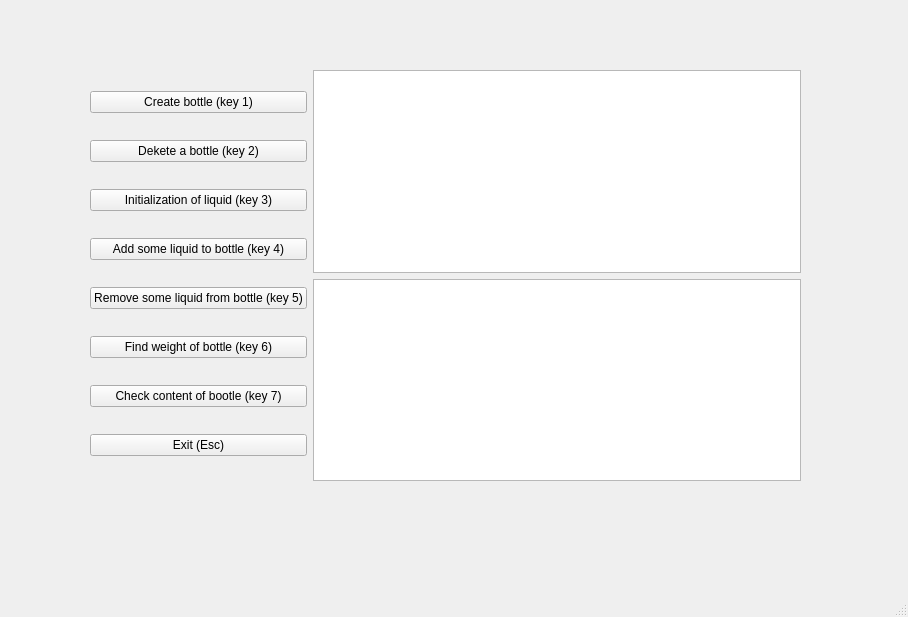
Qt form testqt/mainwindow.ui (DroidFDV/qtTests) before a commit.
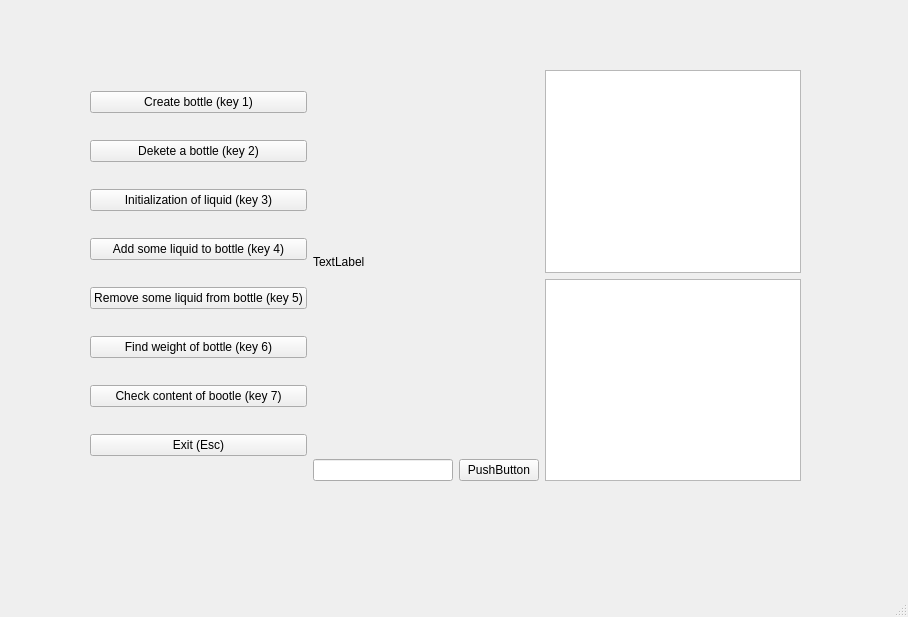
The same form after that commit.

Commit message: Removed class enterData

```diff
--- a/testqt/mainwindow.ui
+++ b/testqt/mainwindow.ui
@@ -96,6 +96,31 @@
        </item>
       </layout>
      </item>
+     <item>
+      <layout class="QVBoxLayout" name="verticalLayout_2">
+       <item>
+        <widget class="QLabel" name="label">
+         <property name="text">
+          <string>TextLabel</string>
+         </property>
+        </widget>
+       </item>
+       <item>
+        <layout class="QHBoxLayout" name="horizontalLayout_2">
+         <item>
+          <widget class="QLineEdit" name="lineEdit"/>
+         </item>
+         <item>
+          <widget class="QPushButton" name="pushButton">
+           <property name="text">
+            <string>PushButton</string>
+           </property>
+          </widget>
+         </item>
+        </layout>
+       </item>
+      </layout>
+     </item>
      <item>
       <layout class="QVBoxLayout" name="verticalLayout">
        <item>
```
The commit also changes 3 other files.
